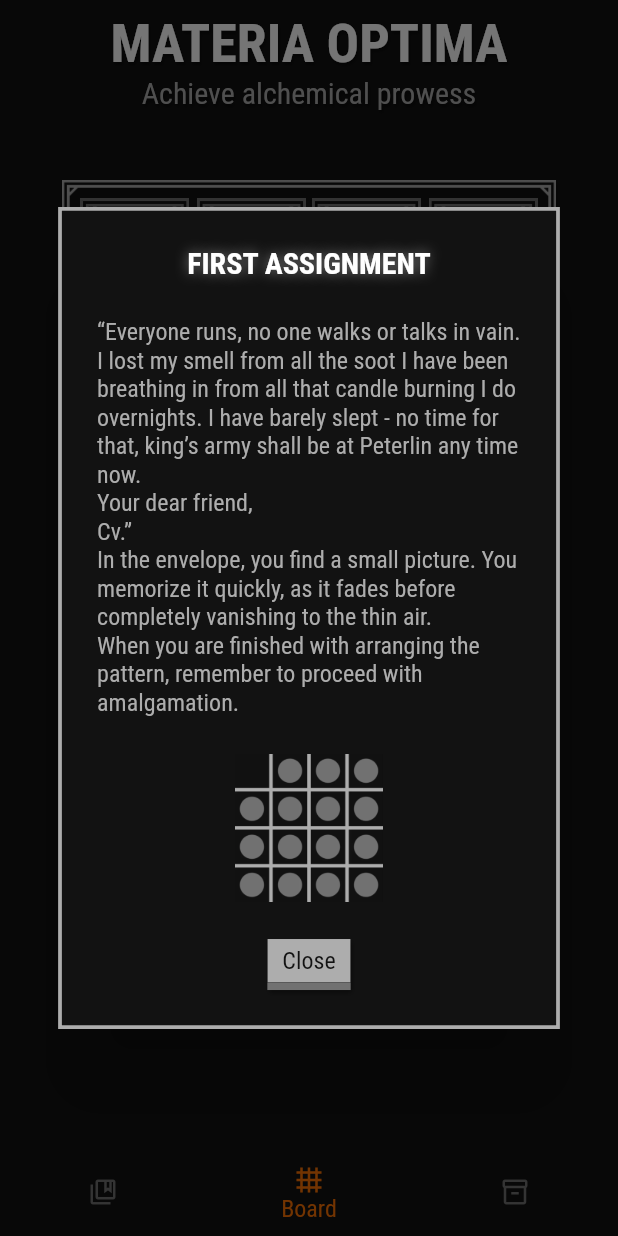
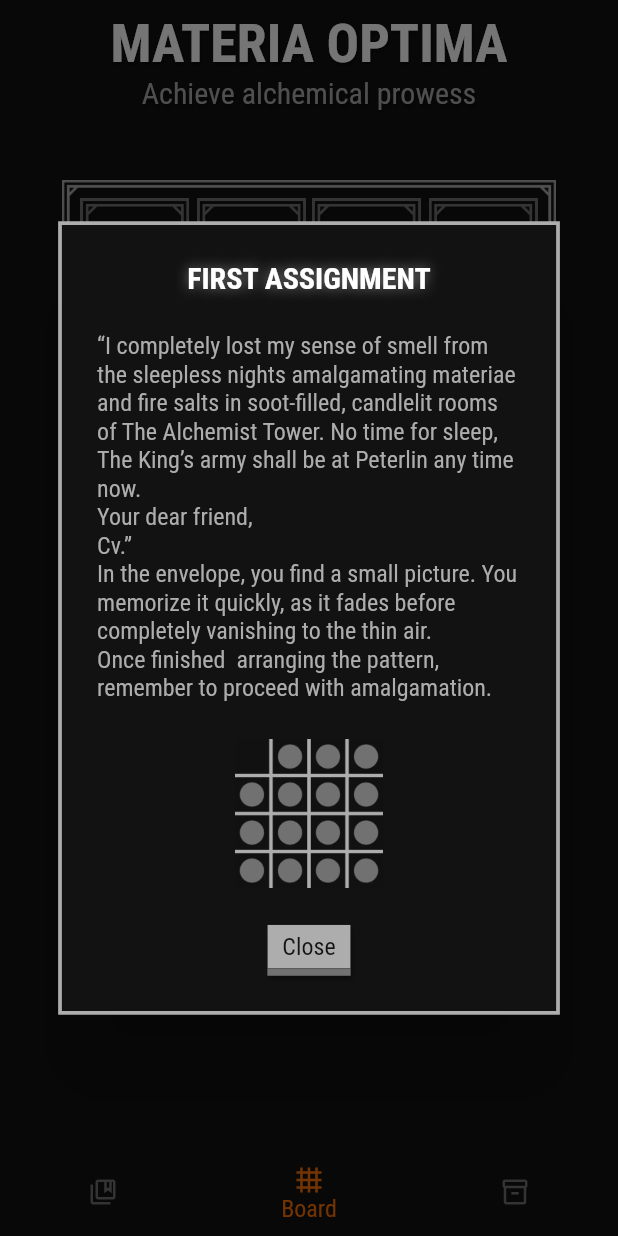
Before and after one commit to julesmuskala/materia_optima, a Flutter app: the screen it shows after launch, after a tap on "Close", on a phone screen of 412 x 824 dp. Run offline on Flutter 3.47's test engine with Material 2 defaults, Android fonts, the phone set to English and light mode, and no system bars; our stand-ins replace just_audio, shared_preferences, transparent_image, tuple.

Commit message:
Implement redacting

```diff
--- a/lib/utils/story.dart
+++ b/lib/utils/story.dart
@@ -32,7 +32,7 @@ abstract class GameStory {
     'app_title': 'Materia Optima',
     'app_subtitle': 'Achieve alchemical prowess',
     'screen_too_small':
-        'The most unfortunate part is that this screen is too small to be supported...\n😢',
+        'The most unfortunate part is that this screen is too small to be supported…\n😢',
     'repo_link': 'You can find source code and credits on GitHub.',
     // Semantic
     'finish_board': 'Start amalgamation',
@@ -42,41 +42,41 @@ abstract class GameStory {
     'materia_nulla_desc': 'Error: How?',
     'materia_incognita_desc': 'Who knows what it is?',
     'materia_prima_desc':
-        'Materia prima is the most basic materia, underlying all the known alchemy. It has low magical potency, thus in order to be alchemically useful it needs to be amalgamated into more reactive materiae.\nAlthough it is relatively abundant, due to its gray coloring it is often overlooked as a non-magical mineral.\nMateria prima is said to come from cores of falling stars.',
+        'Materia prima is the most basic materia, underlying all the known alchemy. It has low magical potency, thus in order to be alchemically useful it needs to be amalgamated into more reactive materiae.\nAlthough relatively abundant, due to its gray coloring it is often overlooked as a non-magical mineral.\nMateria prima is said to come from cores of falling stars.',
     'rebis_desc':
-        'Rebis can be found in minuscule amounts in the roots of aquatic plants. Because of that, it is much more viable to produce it by amalgamation.\nIt was traditionally assumed that it is a by-product of plant existence, however in light of recent discovery of animalcules, some scholars suggested that rebis may be produced by them.\nWhen consumed, it has a stimulating effect and can delay sleep.',
+        'Rebis can be found in minuscule amounts in the roots of aquatic plants. This means  it is much more viable to produce it by amalgamation. \nIt was traditionally assumed that it is a by-product of plant existence, however in light of recent discovery of animalcules, some scholars suggested that rebis may be produced by them. \nWhen consumed, it has a stimulating effect and can delay sleep.',
     'caeleum_desc':
-        'Caeleum, as rebis, can be found in nature in aquatic environments. It is produced and almost instantly consumed by plant-like animalcules living in the coastal seas of the Southern Archipelago. The highest amounts of those creatures can be spotted in the summer in the coastal waters of the Island of Caeleum (after which this materia takes its name).\nBecause it quickly flashes into existence, there is no viable method of natural extraction.',
+        'Caeleum, as rebis, can be found in nature in aquatic environments. It is produced and almost instantly consumed by plant-like animalcules living in the coastal seas of the Southern Archipelago. The largest numbers of those creatures can be spotted in the summer in the coastal waters of the Island of Caeleum (after which this materia takes its name). \nSince it dissipates in seconds after being conjured, there is no viable method of natural extraction.',
     'quebrith_desc':
-        'Quebrith is highly toxic materia, that can be only produced by amalgamation. Due to its connotations with the mass suicide during the siege of Ekielsk it has been either outlawed or highly regulated in all the kingdoms and commonwealths.\nWhen consumed it causes nausea then stopping the hearth action. There is no known antidote, however many alchemists seem to develop immunity.',
+        'Quebrith is highly toxic materia, that can be only produced by amalgamation. Due to its connotations with the mass suicide during the siege of Ekielsk, it has been either outlawed or highly regulated in all the kingdoms and commonwealths.\nWhen consumed, it causes intense nausea quickly followed by cardiac arrest. There is no known antidote, however, many alchemists seem to develop immunity over time.',
     'aether_desc':
-        'Aether just like quebrith can not be found in nature and requires amalgamation to obtain it. In small amounts, aether has a calming effect and is often used to treat pain, anxiety, anguish and seizures. Nonetheless, in higher amounts it causes amnesia, paranoia, aggression and shortness of breath, sometimes resulting in death due to lack of the air.',
+        'Aether just like quebrith can not be found in nature and requires amalgamation to obtain. In small amounts, aether has a calming effect and is often used to treat pain, anxiety, anguish and seizures. Nonetheless, in higher amounts it causes amnesia, paranoia, aggression and shortness of breath, sometimes resulting in death due to asphyxiation.',
     'vermilion_desc':
-        'Vermilion naturally can be found in trace amounts in dried fruit, especially in golden raspberries and cream cherries. Currently, there are industrial efforts to develop ways to source vermilion this way, instead of traditionally used amalgamation.\nIn small amounts, it has a pleasant fruity smell, often used in perfumes. Yet in higher amounts it reeks of decay and feces.',
+        'Vermilion naturally can be found in trace amounts in dried fruit, especially in golden raspberries and cream cherries. Currently, there are industrial efforts to develop ways to source vermilion this way, instead of the traditionally used amalgamation.\nIn small amounts, it has a pleasant fruity smell, often used in perfumes. Yet in higher amounts, it reeks of decay and feces.',
     'materia_optima_desc':
-        'Materia optima is the most difficult materia to amalgamate. Most alchemists spend years of training just to be able to gather enough power to accomplish the amalgamation process. \nIt has a strong effect on memory and enables its user to learn much quicker. Nonetheless, when mishandled it can wipe memory clean in a few hours, therefore it is given only to promising alchemy apprentices to minimize the risk.',
+        'Materia optima is the most difficult materia to amalgamate. Most alchemists spend years in training just to be able to gather enough power to accomplish the amalgamation process. \nIt has a strong effect on memory and enables its user to learn much quicker. On the other hand, when mishandled, it can wipe memory clean in a few hours, therefore it is given only to promising alchemy apprentices to minimize the risk.',
     // Story entries
     'quest_title_0': 'Welcome to Materia optima',
     'quest_desc_0':
-        'Materia optima is a game about discovery and achieving alchemical prowess. You can do it by arranging tiles on the board in special patterns. You can do it by clicking on a glowing tile that is adjacent to empty space.\n',
+        'Materia optima is a game about discovery and achieving the ultimate alchemical prowess. To do it, you need to arrange tiles on the board in special, magical patterns. By clicking on a glowing tile, you can shift it to an adjacent, empty space.',
     'quest_title_50': 'First assignment',
     'quest_desc_50':
-        '“Everyone runs, no one walks or talks in vain. I lost my smell from all the soot I have been breathing in from all that candle burning I do overnights. I have barely slept - no time for that, king’s army shall be at Peterlin any time now. \nYour dear friend, \nCv.”\nIn the envelope, you find a small picture. You memorize it quickly, as it fades before completely vanishing to the thin air.\nWhen you are finished with arranging the pattern, remember to proceed with amalgamation.',
+        '“I completely lost my sense of smell from the sleepless nights amalgamating materiae and fire salts in soot-filled, candlelit rooms of The Alchemist Tower. No time for sleep, The King’s army shall be at Peterlin any time now. \nYour dear friend, \nCv.”\nIn the envelope, you find a small picture. You memorize it quickly, as it fades before completely vanishing to the thin air.\nOnce finished  arranging the pattern, remember to proceed with amalgamation.',
     'quest_title_100': 'Rebis discovered',
     'quest_desc_100':
-        'Most recipes in Materia optima require the usage of superior materiae. To add them to the board, select materia icons in the Inventory tab (to the left) then proceed by clicking the appropriate button. \nYou can always open unlocked dialogs by clicking on their title in the Compendium tab (to the right).',
+        'Most recipes in “Materia optima” require the usage of superior materiae. To add them to the board, select materia icons in the Inventory tab (to the right) then proceed by clicking the appropriate button. \nYou can always access unlocked dialogs by clicking on their title in the Compendium tab (to the left).',
     'quest_title_150': 'Battle of Peterlin',
     'quest_desc_150':
-        '“You should have seen their faces, the purest fear. I do not enjoy killing and neither does our Heavenly Lady Yellieux, but sometimes there is a merit in it. Franzians won, mister Franz’s sacrifice was not in vain.\nAs I said before, good sir Octave is a wonderful leader. Although hails from the Southern Archipelago, he was one of the first Franzians. His zeal is immense, and that is what really matters. \nYour dear friend,\nCv.”\nAnd so does this pattern, you think, as you take one last good look at it as it fades.',
+        '“You should have seen their faces, the purest fear. I do not enjoy killing and neither does our Heavenly Lady Yelieux, but sometimes there is a merit in it. Franzians won, mister Franz’s sacrifice was not in vain.\nAs I said before, good sir Jean-Octave is a wonderful leader. Although hails from the Southern Archipelago, he was one of the first Franzians. His zeal is immense, and that is what really matters. \nYour dear friend,\nCv.”\nAnd so does this pattern, you think, as you take one last good look at it as it fades.',
     'quest_title_200': 'Caeleum discovered',
     'quest_desc_200':
-        '“Although decisive, the Peterlin skirmish did little to further the franzian cause. The true power in the region lay with the city of Ekielsk. Ruled by a baroness who adopted the franzian teaching even before the heretic’s execution, it was a perfect spot for the Royal Army’s siege.”\n— Reymond the Elder, “Francian revolt”',
+        '“Although decisive, the Peterlin skirmish did little to further the franzian cause. The true power in the region lay with the city of Ekielsk. Ruled by a baroness who adopted the franzian teaching even before the heretic’s execution, it was a perfect spot for the Royal Army’s siege.”\n— Reymond the Elder, “Franzian revolt”',
     'quest_title_250': 'Ekielsk siege',
     'quest_desc_250':
-        '“I do not know what will be next. How long will it take? Indeed, we are the most stubborn and determined of all, but even then, I am not sure whether spirit is enough to saturate the body. Fortunately, other resources are not as scarce. Every day, I amalgamate stupendous amounts of quebrith, so when the dire time comes, everyone can pass with honor, as did mister Franz…”',
+        '“I do not know what comes next. How long will this take? Indeed, we are the most stubborn and determined of all, but even then, I am not sure whether spirit is enough to sustain the body. Fortunately, other resources are not as scarce. Every day, I amalgamate stupendous amounts of quebrith, so when the dire time comes, everyone can pass with honor, as did mister Franz…”',
     'quest_title_300': 'Quebrith discovered',
     'quest_desc_300':
-        '“Your Grace,\nEkielsk fell at dawn, when watchmen entered my tent with news of the city gate wide open. At first, we proceeded with caution, sending only the swiftest scouts. When they returned, telling us that Ekielsk fell indeed, we entered. What I have seen can only be described as gruesome. \nMany of my good men either cried or put down their arms. I could not have done anything about it, as the war is over, and so is the heresy.”',
+        '“Your Grace,\nEkielsk has fallen at dawn with the city gate wide open. \nAt first, we proceeded with caution, sending only the swiftest scouts. When they returned, telling us that Ekielsk fell indeed, we entered. What I have seen can only be described as gruesome. \nMany of my good men either cried or put down their arms. I could not have done anything about it. The war is over, and so is the heresy.”',
     'quest_title_320': 'Am I? No, it can not be…',
     'quest_desc_320':
         '“Our food would only last for a day or two, and then? We would just slowly starve to death. Baroness was a friend of mister Franz and told us that good mister was starkly opposed to needless suffering, and told all of us to consume quebrith.\nIt happened before dawn, after a meager feast organized in the town square. I felt as if I drank a lot, but I did not feel nauseous nor sickly.”',
@@ -85,13 +85,13 @@ abstract class GameStory {
         '“When everyone started to drop like flies, I realized - I was immune. I took some Aether to ease my conscience, opened the gate to create a distraction and ran away.”',
     'quest_title_400': 'Aether discovered',
     'quest_desc_400':
-        '“When the news of Ekielsk’s fall started to circulate, many of the peasants, hitherto adhering to Franzian teachings, started to doubt it. With the help of bishops favorable towards orthodoxy and royalty, this doubt was turned into distrust and later - hatred.”\n— Jan Skalicjan, “A word about our southern neighbors”',
+        '“When the news of Ekielsk’s fall started to circulate, many of the peasants, so far zelous followers of  Franzian teachings, started to doubt. With the help of bishops favorable towards orthodoxy and royalty, this doubt was turned into distrust and later - hatred.”\n— Jan Skalicjan, “A word about our southern neighbors”',
     'quest_title_450': 'Ideals rejected',
     'quest_desc_450':
-        '“After my arrival to Rokitin, I tried to stay as far away from arcane alchemy as possible. I stopped cutting my hair, bathed less often, did all to blend in with townsfolk. I started apothecary, made some coin and after some time I started to feel at home. Until one day, when a nobleman came in. He asked for vermillion perfumes, placing a sizable coin purse on the counter. Greed got me.”',
+        '“After my arrival to Rokitin, I tried to stay as far away from arcane alchemy as possible. I stopped cutting my hair, bathed less often, did all to blend in with the townsfolk. I opened an  apothecary, made some money and after some time, I started to feel at home. Until the day, when a nobleman came in. He asked for vermillion perfumes, throwing a sizable coin purse on the counter. Greed got me.”',
     'quest_title_500': 'Vermilion discovered',
     'quest_desc_500':
-        '“It was later discovered that Rokitin victim was Martin von Konstantz, son of a relatively wealthy nobleman, passing through the town to find an engagement gift. While mounting his horse, a vial of vermilion fell out of his pouch, shattering on the street cobbles. In large amounts, Vermilion has a foul lingering odor that was misattributed to odorless but poisonous quebrith. With the events that occurred in Ekielsk, fresh in public memory, Martin became a victim of a lynch mob.”\n— Barbara Schaff, “Encyclopedia criminalis”',
+        '“It was later discovered that the Rokitin victim was Martin von Konstantz, son of a relatively wealthy nobleman, passing through the town to find an engagement gift. While mounting his horse, a vial of vermilion fell out of his pouch, shattering on the street cobbles. In large amounts, Vermilion has a foul lingering odor often  misattributed to odorless but poisonous quebrith. With the events that occurred in Ekielsk fresh in public memory, Martin became a victim of a lynch mob.”\n— Barbara Schaff, “Encyclopedia criminalis”',
     'quest_title_550': 'Drink to forget',
     'quest_desc_550':
         '“As my alchemical journey started with materia optima, it will also end with it.”',
```
